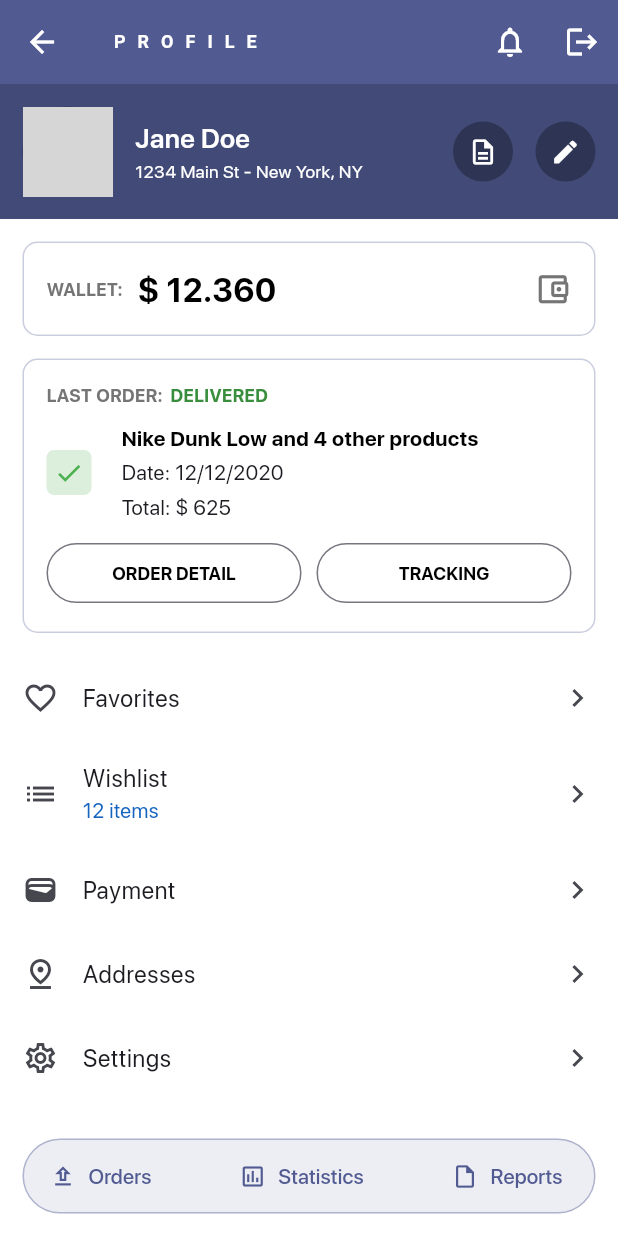
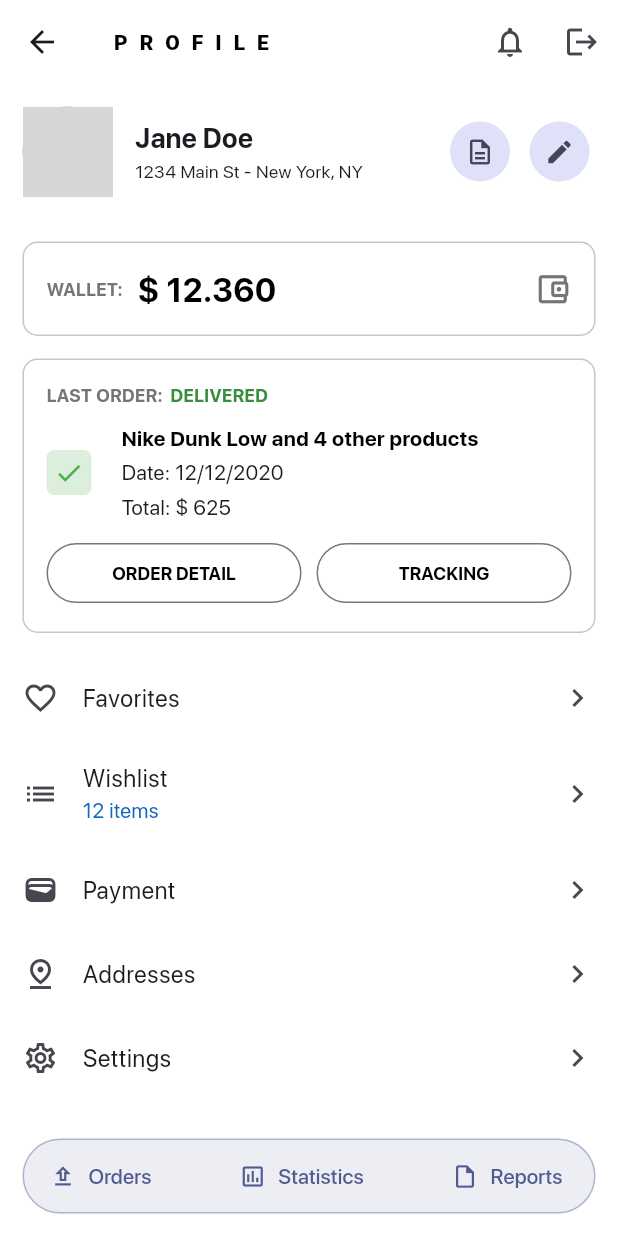
Before and after one commit to C4co/flutter_views, a Flutter app: the BuyerProfilePage screen opened by its route, on a phone screen of 412 x 824 dp. Run offline on Flutter 3.47's test engine with Material 2 defaults, Android fonts, the phone set to English and light mode, and no system bars; our stand-ins replace font_awesome_flutter, shared_preferences; accounts and stored records are empty; project files that could hold a hidden picture were left out; grey boxes are pictures that could not be loaded.

Commit message:
style: fix colors

```diff
--- a/lib/modules/buyer_profile/buyer_profile_page.dart
+++ b/lib/modules/buyer_profile/buyer_profile_page.dart
@@ -49,7 +49,6 @@ class _BuyerProfilePageState extends State<BuyerProfilePage> {
       appBar: AppBar(
         title: Text('Profile'.toUpperCase()),
         elevation: 0,
-        backgroundColor: Theme.of(context).colorScheme.primary,
         actions: [
           IconButton(
             onPressed: () {},
--- a/lib/modules/buyer_profile/buyer_profile_theme.dart
+++ b/lib/modules/buyer_profile/buyer_profile_theme.dart
@@ -6,20 +6,20 @@ buyerProfileTheme() => ThemeData(
       colorSchemeSeed: const Color.fromARGB(255, 24, 68, 242),
       fontFamily: 'SFProDisplay',
       scaffoldBackgroundColor: Colors.white,
+      bottomSheetTheme: const BottomSheetThemeData(
+        backgroundColor: Colors.white,
+        elevation: 0,
+        surfaceTintColor: Colors.white,
+        modalBackgroundColor: Colors.white,
+      ),
       appBarTheme: const AppBarTheme(
         elevation: 0,
+        backgroundColor: Colors.white,
         titleTextStyle: TextStyle(
-          color: Colors.white,
-          fontSize: 12,
+          fontSize: 14,
           letterSpacing: 8,
-          fontWeight: FontWeight.w600,
-        ),
-        //actions white
-        actionsIconTheme: IconThemeData(
-          color: Colors.white,
-        ),
-        iconTheme: IconThemeData(
-          color: Colors.white,
+          fontWeight: FontWeight.w900,
+          color: Colors.black,
         ),
       ),
     );
--- a/lib/modules/buyer_profile/components/last_order.dart
+++ b/lib/modules/buyer_profile/components/last_order.dart
@@ -21,7 +21,7 @@ class LastOrder extends StatelessWidget {
         borderRadius: BorderRadius.circular(10),
         //border gray
         border: Border.all(
-          color: Theme.of(context).colorScheme.primary.withOpacity(0.3),
+          color: Theme.of(context).colorScheme.outlineVariant,
           width: 1,
         ),
       ),
--- a/lib/modules/buyer_profile/components/profile_header.dart
+++ b/lib/modules/buyer_profile/components/profile_header.dart
@@ -1,5 +1,4 @@
 import 'package:flutter/material.dart';
-import 'package:flutter_starter/imports/app.dart';
 
 class ProfileHeader extends StatelessWidget {
   const ProfileHeader({
@@ -11,9 +10,6 @@ class ProfileHeader extends StatelessWidget {
     return Container(
       padding: const EdgeInsets.all(15),
       width: double.infinity,
-      decoration: BoxDecoration(
-        color: Theme.of(context).colorScheme.primary.darken(0.08),
-      ),
       child: Row(
         children: [
           Container(
@@ -38,15 +34,13 @@ class ProfileHeader extends StatelessWidget {
                 Text(
                   'Jane Doe',
                   style: TextStyle(
-                    color: Colors.white,
                     fontSize: 18,
-                    fontWeight: FontWeight.w600,
+                    fontWeight: FontWeight.w700,
                   ),
                 ),
                 Text(
                   '1234 Main St - New York, NY',
                   style: TextStyle(
-                    color: Colors.white,
                     fontSize: 12,
                     fontWeight: FontWeight.w400,
                   ),
@@ -56,39 +50,19 @@ class ProfileHeader extends StatelessWidget {
           ),
           Row(
             children: [
-              Container(
-                height: 40,
-                width: 40,
-                clipBehavior: Clip.hardEdge,
-                decoration: BoxDecoration(
-                  color: Colors.black.withOpacity(0.3),
-                  borderRadius: BorderRadius.circular(100),
-                ),
-                child: IconButton(
+              IconButton.filledTonal(
                 onPressed: () {},
-                  icon: Icon(
+                icon: const Icon(
                   Icons.description_outlined,
                   size: 20,
-                    color: Theme.of(context).colorScheme.onPrimary,
                 ),
               ),
-              ),
-              const SizedBox(width: 15),
-              Container(
-                height: 40,
-                width: 40,
-                clipBehavior: Clip.hardEdge,
-                decoration: BoxDecoration(
-                  color: Colors.black.withOpacity(0.3),
-                  borderRadius: BorderRadius.circular(100),
-                ),
-                child: IconButton(
+              const SizedBox(width: 5),
+              IconButton.filledTonal(
                 onPressed: () {},
-                  icon: Icon(
+                icon: const Icon(
                   Icons.edit,
                   size: 20,
-                    color: Theme.of(context).colorScheme.onPrimary,
-                  ),
                 ),
               ),
             ],
--- a/lib/modules/buyer_profile/components/wallet.dart
+++ b/lib/modules/buyer_profile/components/wallet.dart
@@ -19,7 +19,7 @@ class Wallet extends StatelessWidget {
           borderRadius: BorderRadius.circular(10),
           //border gray
           border: Border.all(
-            color: Theme.of(context).colorScheme.primary.withOpacity(0.3),
+            color: Theme.of(context).colorScheme.outlineVariant,
             width: 1,
           ),
         ),
```
Also changed, not shown: lib/modules/buyer_profile/components/modal_title.dart (+4 -3 lines), lib/modules/buyer_profile/components/product.dart (+3 -4 lines), lib/modules/buyer_profile/components/tracking_button.dart (+21 -10 lines). Lines whose indentation alone changed are shown as unchanged.
